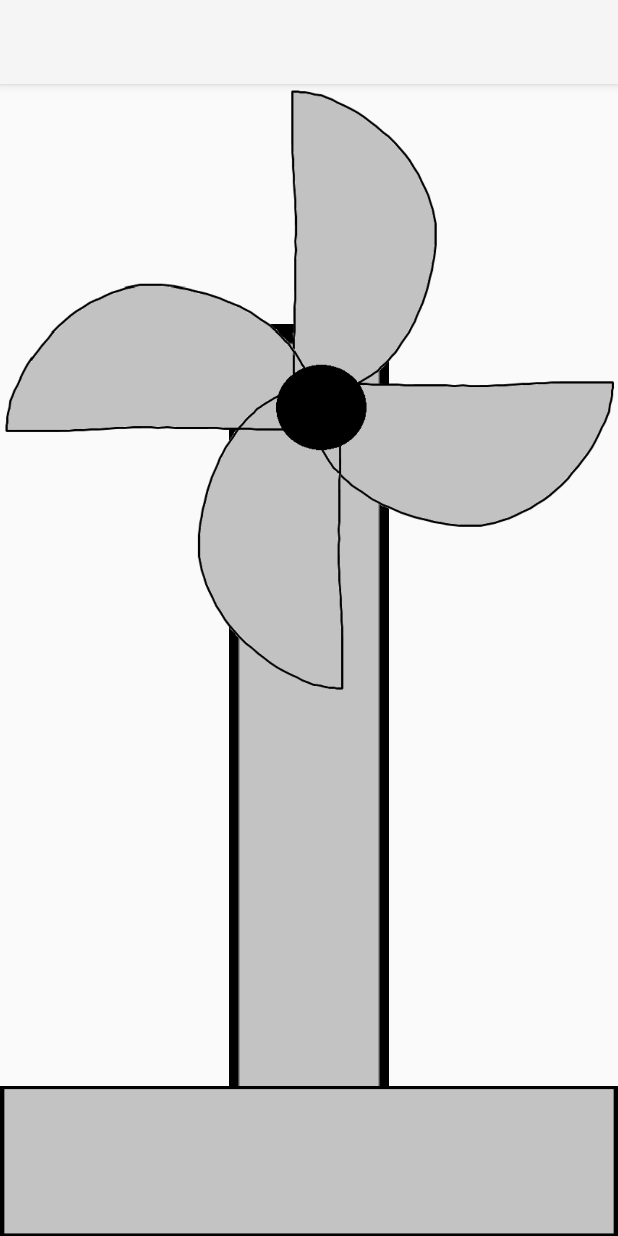
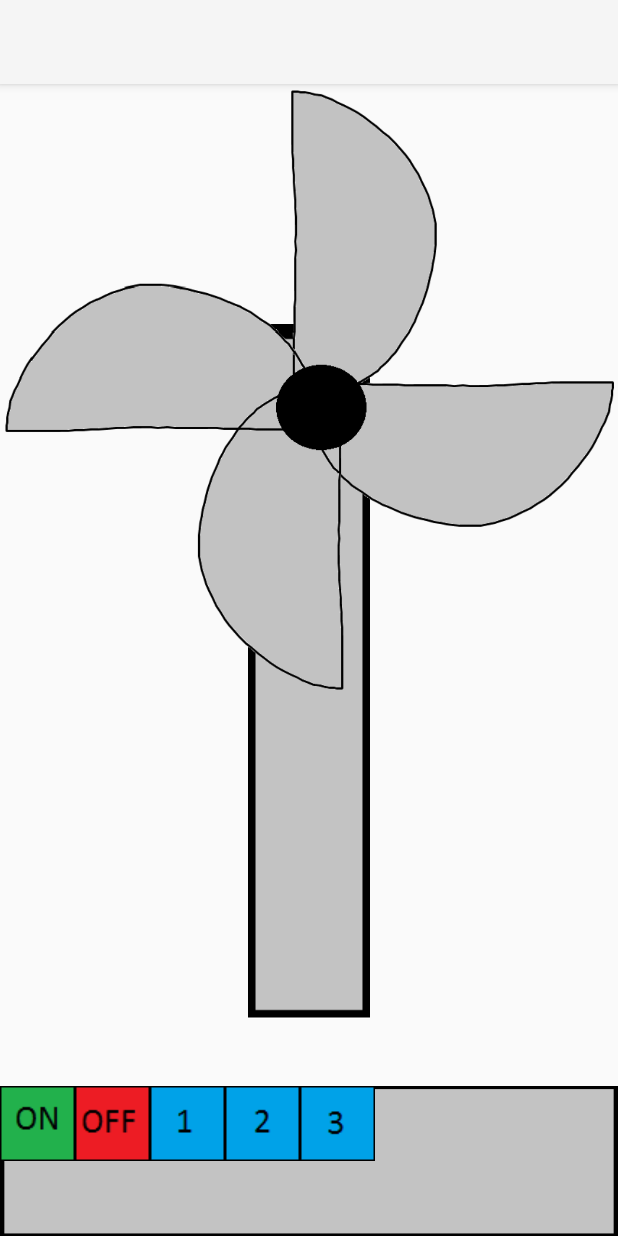
Before and after one commit to paulo-carvalho/FanProject, an Android app: the fragment FanFragment shown on its own in the app's theme, on a phone screen of 412 x 824 dp. Run offline under Robolectric (Android 15) with nearby library versions, the phone set to English and light mode, and no system bars.

Commit message:
Including buttons

```diff
--- a/app/src/main/res/layout/fragment_fan.xml
+++ b/app/src/main/res/layout/fragment_fan.xml
@@ -12,7 +12,7 @@
 
         <ImageView
             android:layout_width="fill_parent"
-            android:layout_height="fill_parent"
+            android:layout_height="wrap_content"
             android:id="@+id/imageStick"
             android:src="@drawable/stick"
             android:layout_marginTop="160dp"
@@ -26,13 +26,39 @@
             android:src="@drawable/rotor"
             />
 
-        <FrameLayout
+        <LinearLayout
             android:layout_width="fill_parent"
             android:layout_height="100dp"
             android:background="@drawable/base"
-            android:layout_gravity="bottom">
+            android:layout_gravity="bottom"
+            android:orientation="horizontal">
 
-        </FrameLayout>
+            <ImageView
+                android:layout_width="wrap_content"
+                android:layout_height="wrap_content"
+                android:src="@drawable/on"/>
+
+            <ImageView
+                android:layout_width="wrap_content"
+                android:layout_height="wrap_content"
+                android:src="@drawable/off" />
+
+            <ImageView
+                android:layout_width="wrap_content"
+                android:layout_height="wrap_content"
+                android:src="@drawable/speed1" />
+
+            <ImageView
+                android:layout_width="wrap_content"
+                android:layout_height="wrap_content"
+                android:src="@drawable/speed2" />
+
+            <ImageView
+                android:layout_width="wrap_content"
+                android:layout_height="wrap_content"
+                android:src="@drawable/speed3"/>
+
+        </LinearLayout>
 
     </FrameLayout>
 </LinearLayout>
```
Also changed, not shown: app/src/main/res/drawable/off.png (added), app/src/main/res/drawable/on.png (added), app/src/main/res/drawable/speed1.png (added), app/src/main/res/drawable/speed2.png (added), app/src/main/res/drawable/speed3.png (added).
